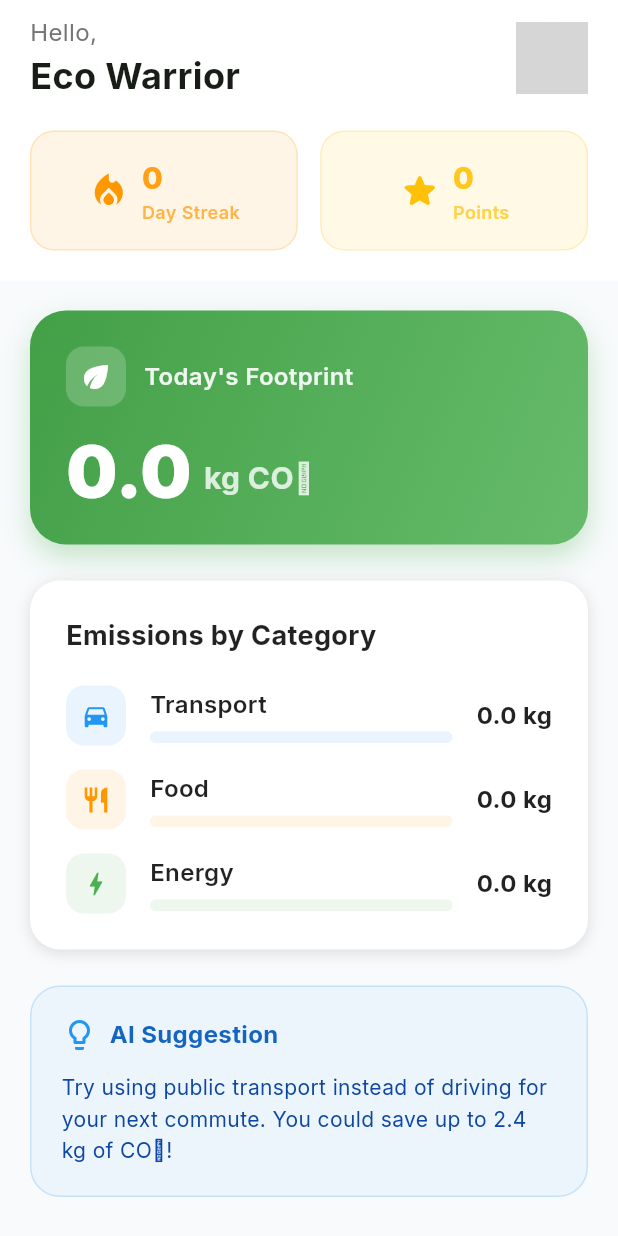
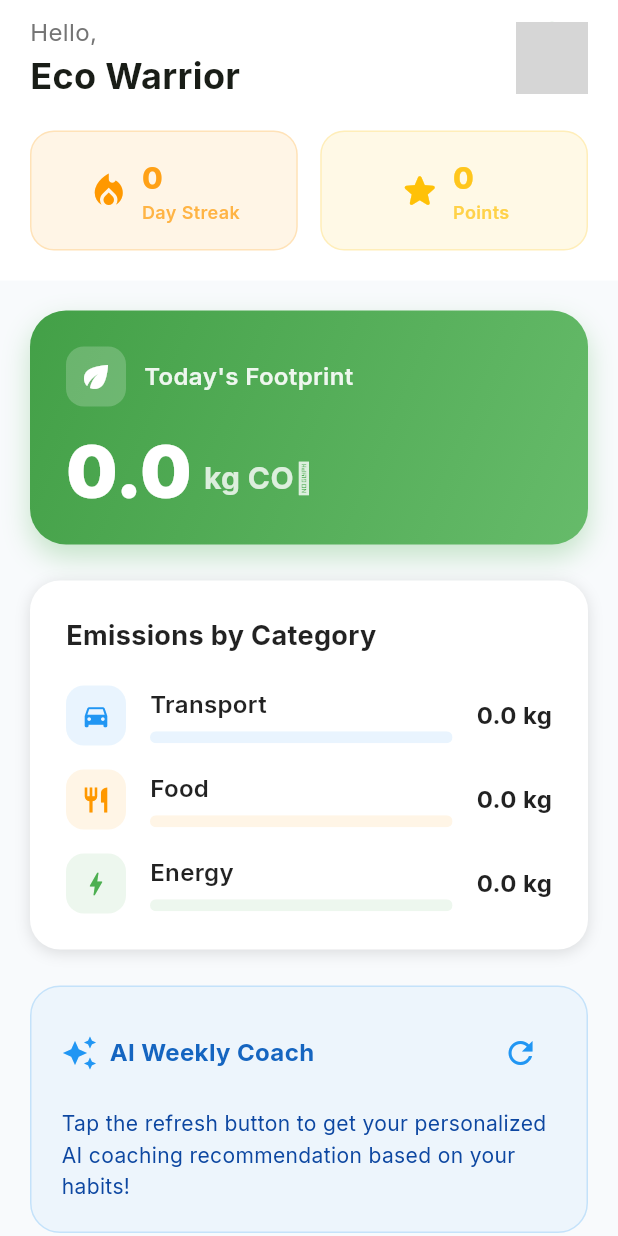
Before and after one commit to Minniefo/co2-footprint-tracker, a Flutter app: the HomeDashboard screen opened directly, on a phone screen of 412 x 824 dp. Run offline on Flutter 3.47's test engine with Material 3 defaults, Android fonts, the phone set to English and light mode, and no system bars; our stand-ins replace cloud_firestore, curved_navigation_bar, firebase_auth, firebase_core, firebase_storage, flutter_dotenv and 6 more; accounts and stored records are empty; network calls fail; grey boxes are pictures that could not be loaded.

Commit message:
feat: implement AI Weekly Coach feature with automated recommendation generation and UI integration

```diff
--- a/co2_footprint_tracker/lib/screens/home/home_screen.dart
+++ b/co2_footprint_tracker/lib/screens/home/home_screen.dart
@@ -1,3 +1,4 @@
+import 'dart:convert';
 import 'package:firebase_auth/firebase_auth.dart';
 import 'package:flutter/material.dart';
 import 'package:flutter_riverpod/flutter_riverpod.dart';
@@ -8,6 +9,7 @@ import '../../providers/auth_provider.dart';
 import '../../providers/user_provider.dart';
 import '../../providers/activity_provider.dart';
 import '../../providers/navigation_provider.dart';
+import '../../providers/ai_recommendation_provider.dart';
 import '../activity/add_activity_screen.dart';
 import '../auth/login_screen.dart';
 import '../gamification/gamification_screen.dart';
@@ -210,7 +212,7 @@ class HomeDashboard extends ConsumerWidget {
                           const SizedBox(height: 24),
                           _buildCategoryBreakdown(todayFootprint, transportFootprint, foodFootprint, energyFootprint),
                           const SizedBox(height: 24),
-                          _buildQuickTips(),
+                          _buildAiInsights(ref),
                         ],
                       ),
                     ),
@@ -441,8 +443,11 @@ class HomeDashboard extends ConsumerWidget {
     );
   }
 
-  Widget _buildQuickTips() {
+  Widget _buildAiInsights(WidgetRef ref) {
+    final aiState = ref.watch(aiRecommendationProvider);
+
     return Container(
+      width: double.infinity,
       padding: const EdgeInsets.all(20),
       decoration: BoxDecoration(
         color: Colors.blue.withValues(alpha: 0.05),
@@ -453,11 +458,14 @@ class HomeDashboard extends ConsumerWidget {
         crossAxisAlignment: CrossAxisAlignment.start,
         children: [
           Row(
+            mainAxisAlignment: MainAxisAlignment.spaceBetween,
             children: [
-              const Icon(Icons.lightbulb_outline, color: Colors.blue),
+              Row(
+                children: [
+                  const Icon(Icons.auto_awesome, color: Colors.blue),
                   const SizedBox(width: 8),
                   Text(
-                'AI Suggestion',
+                    'AI Weekly Coach',
                     style: GoogleFonts.inter(
                       fontSize: 16,
                       fontWeight: FontWeight.bold,
@@ -466,14 +474,81 @@ class HomeDashboard extends ConsumerWidget {
                   ),
                 ],
               ),
+              IconButton(
+                icon: const Icon(Icons.refresh, color: Colors.blue),
+                onPressed: () {
+                  ref.read(aiRecommendationProvider.notifier).refreshRecommendation();
+                },
+              ),
+            ],
+          ),
           const SizedBox(height: 12),
-          Text(
-            'Try using public transport instead of driving for your next commute. You could save up to 2.4 kg of CO₂!',
-            style: GoogleFonts.inter(
-              fontSize: 14,
-              color: Colors.blue.shade900,
-              height: 1.5,
+          aiState.when(
+            loading: () => const Padding(
+              padding: EdgeInsets.symmetric(vertical: 20),
+              child: Center(child: CircularProgressIndicator()),
             ),
+            error: (err, stack) => Text('Failed to load insights: $err', style: const TextStyle(color: Colors.red)),
+            data: (recommendation) {
+              if (recommendation == null) {
+                return Text(
+                  'Tap the refresh button to get your personalized AI coaching recommendation based on your habits!',
+                  style: GoogleFonts.inter(fontSize: 14, color: Colors.blue.shade900, height: 1.5),
+                );
+              }
+
+              final rawText = recommendation.recommendation;
+              try {
+                final Map<String, dynamic> data = jsonDecode(rawText);
+                final summary = data['summary']?.toString() ?? '';
+                final actions = (data['actions'] as List?)?.map((e) => e.toString()).toList() ?? [];
+                final goal = data['goal']?.toString() ?? '';
+
+                return Column(
+                  crossAxisAlignment: CrossAxisAlignment.start,
+                  children: [
+                    if (summary.isNotEmpty) ...[
+                      Text(summary, style: GoogleFonts.inter(fontSize: 14, color: Colors.blue.shade900, fontWeight: FontWeight.w600)),
+                      const SizedBox(height: 16),
+                    ],
+                    if (actions.isNotEmpty) ...[
+                      Text('Action Plan:', style: GoogleFonts.inter(fontSize: 14, fontWeight: FontWeight.bold, color: Colors.blue.shade800)),
+                      const SizedBox(height: 8),
+                      ...actions.map((act) => Row(
+                        crossAxisAlignment: CrossAxisAlignment.start,
+                        children: [
+                          Text('• ', style: GoogleFonts.inter(fontSize: 14, fontWeight: FontWeight.bold, color: Colors.blue.shade800)),
+                          Expanded(child: Text(act, style: GoogleFonts.inter(fontSize: 14, color: Colors.blue.shade900, height: 1.4))),
+                        ],
+                      )).toList(),
+                      const SizedBox(height: 16),
+                    ],
+                    if (goal.isNotEmpty) ...[
+                      Text('Weekly Goal:', style: GoogleFonts.inter(fontSize: 14, fontWeight: FontWeight.bold, color: Colors.blue.shade800)),
+                      const SizedBox(height: 8),
+                      Container(
+                        padding: const EdgeInsets.all(12),
+                        decoration: BoxDecoration(color: Colors.white, borderRadius: BorderRadius.circular(12), border: Border.all(color: Colors.blue.shade200)),
+                        child: Row(
+                          children: [
+                            const Icon(Icons.flag_rounded, color: Colors.blue, size: 24),
+                            const SizedBox(width: 12),
+                            Expanded(child: Text(goal, style: GoogleFonts.inter(fontSize: 14, fontWeight: FontWeight.w600, color: Colors.blue.shade900, height: 1.3))),
+                          ],
+                        ),
+                      )
+                    ],
+                  ],
+                );
+              } catch (e) {
+                // Formatting fallback for old string formats
+                final cleanText = rawText.replaceAll('**', '').replaceAll('*', '•');
+                return Text(
+                  cleanText,
+                  style: GoogleFonts.inter(fontSize: 14, color: Colors.blue.shade900, height: 1.5),
+                );
+              }
+            },
           ),
         ],
       ),
```
Also changed, not shown: co2_footprint_tracker/lib/models/ai_recommendation.dart (added, +44 -0 lines), co2_footprint_tracker/lib/providers/ai_recommendation_provider.dart (added, +35 -0 lines), co2_footprint_tracker/lib/services/ai_recommendation_service.dart (added, +152 -0 lines). Lines whose indentation alone changed are shown as unchanged.
